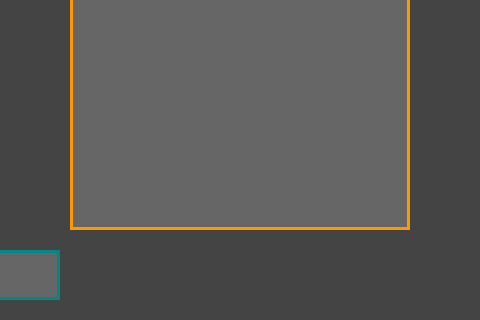
Qt form application.ui (LukaszMichalsky/PS-Warships-GUI) before a commit; both pictures show x 160 to 640 and y 180 to 500 of the 800 by 500 pixel window.
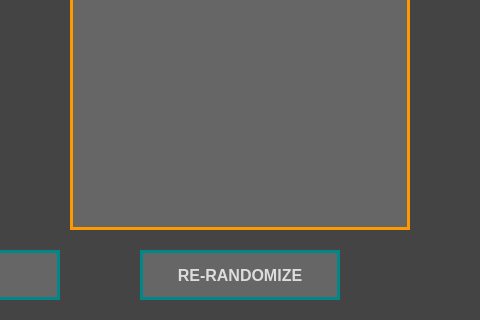
The same form after that commit. The open tabs and pages were chosen to show the change. Custom widgets are drawn as their Qt base class.

```diff
--- a/application.ui
+++ b/application.ui
@@ -2,6 +2,9 @@
 <ui version="4.0">
  <class>Application</class>
  <widget class="QMainWindow" name="Application">
+  <property name="enabled">
+   <bool>true</bool>
+  </property>
   <property name="geometry">
    <rect>
     <x>0</x>
@@ -73,6 +76,13 @@
 	color: #444444;
 }
 
+QPushButton:disabled {
+	background-color: #AAAAAA;
+	border-color: #000000;
+
+	color: #444444;
+}
+
 QLineEdit {
 	border: 0;
 
@@ -611,6 +621,22 @@
        <enum>Qt::ScrollBarAlwaysOff</enum>
       </property>
      </widget>
+     <widget class="QPushButton" name="btnBuildRandomRerandomize">
+      <property name="enabled">
+       <bool>true</bool>
+      </property>
+      <property name="geometry">
+       <rect>
+        <x>300</x>
+        <y>430</y>
+        <width>200</width>
+        <height>50</height>
+       </rect>
+      </property>
+      <property name="text">
+       <string>RE-RANDOMIZE</string>
+      </property>
+     </widget>
     </widget>
    </widget>
   </widget>
```
Left out of the diff: 2 changed lines with no effect on the pictures.
